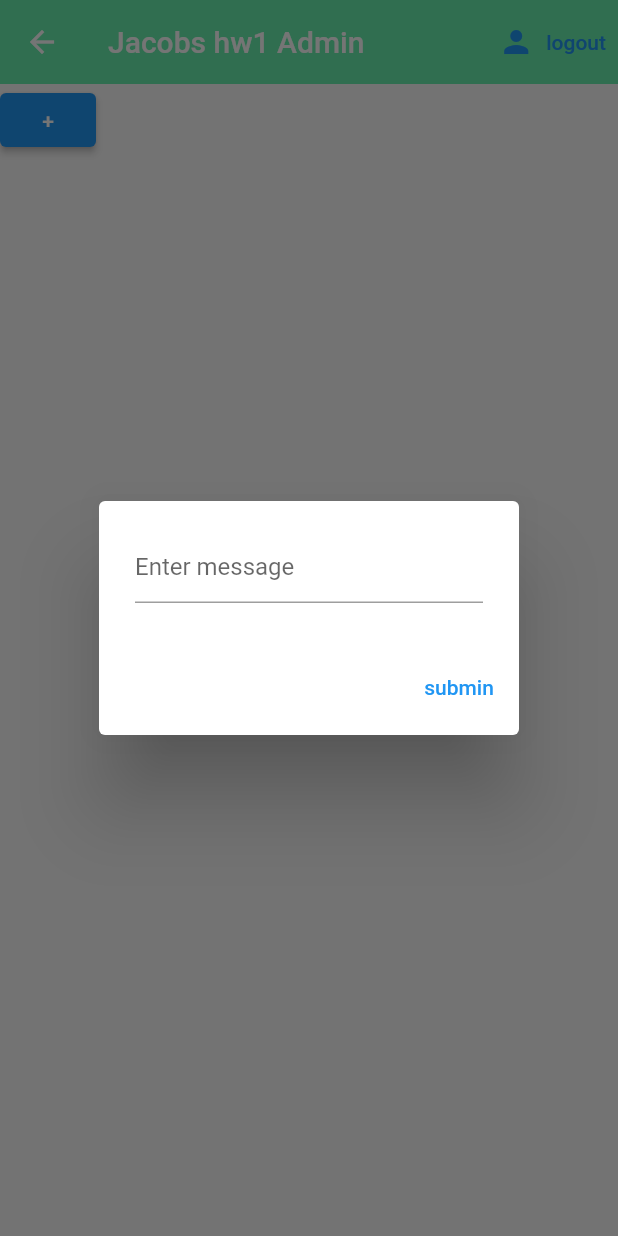
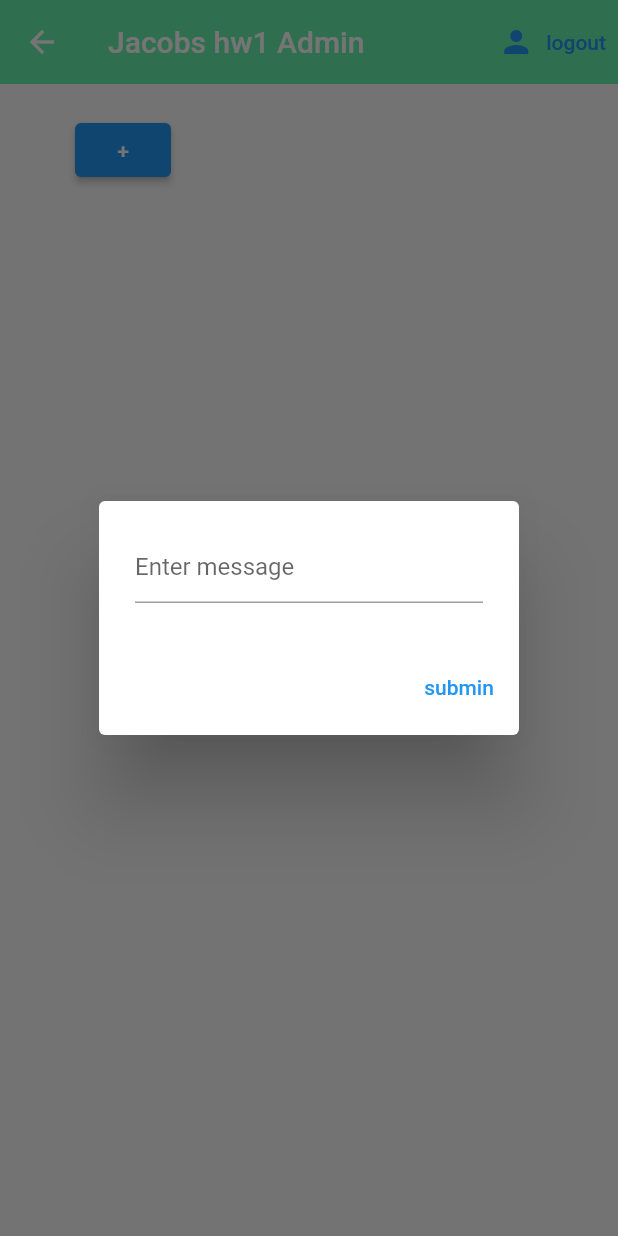
Before and after one commit to jmw11x/MobileApp, a Flutter app: the Admin screen opened directly, after a tap on an icon or button, on a phone screen of 412 x 824 dp. Run offline on Flutter 3.47's test engine with Material 2 defaults, Android fonts, the phone set to English and light mode, and no system bars; our stand-ins replace cloud_firestore, firebase_auth; missing offline and left inert: flutter_facebook_login; accounts and stored records are empty.

Commit message:
final patch

```diff
--- a/jwilson177hw1/lib/screens/home/admin.dart
+++ b/jwilson177hw1/lib/screens/home/admin.dart
@@ -75,6 +75,7 @@ class _AdminState extends State<Admin> {
         body: Column(
           children: [
             SingleChildScrollView(
+              padding: EdgeInsets.symmetric(vertical: 20.0, horizontal: 50.0),
               child: ElevatedButton(
                   child: Text('+'),
                   onPressed: () async {
@@ -82,7 +83,7 @@ class _AdminState extends State<Admin> {
                     db.addAdminMessage(message);
                   }),
             ),
-            Container(
+            SingleChildScrollView(
               child: Text(msg),
             )
           ],
--- a/jwilson177hw1/lib/screens/home/home.dart
+++ b/jwilson177hw1/lib/screens/home/home.dart
@@ -14,10 +14,11 @@ class Home extends StatefulWidget {
 class _HomeState extends State<Home> {
   final AuthService _auth = AuthService();
   AdminAlert db = new AdminAlert();
+  String msg = '';
   @override
   Widget build(BuildContext context) {
     Future<String> msgs = db.getMessagesAsString();
-    String msg;
+
     msgs.then((value) => setState(() {
           msg = value;
         }));
@@ -37,8 +38,13 @@ class _HomeState extends State<Home> {
             ),
           ],
         ),
-        body: SingleChildScrollView(
-          child: Text(msg),
+        body: Column(
+          children: [
+            SingleChildScrollView(
+              padding: EdgeInsets.symmetric(vertical: 20.0, horizontal: 50.0),
+              child: Text(msg),
+            )
+          ],
         ));
   }
 }
--- a/jwilson177hw1/lib/services/adminalert.dart
+++ b/jwilson177hw1/lib/services/adminalert.dart
@@ -9,8 +9,8 @@ class AdminAlert {
     await messages.getDocuments().then((message) {
       message.documents.forEach((value) {
         if (value['message'] != null) {
-          print(value['message']);
-          msgs = msgs + (value['message']);
+          // print(value['message']);
+          msgs = msgs + (value['message']) + "\n";
         }
       });
     });
--- a/jwilson177hw1/lib/services/database.dart
+++ b/jwilson177hw1/lib/services/database.dart
@@ -1,4 +1,7 @@
 import 'package:cloud_firestore/cloud_firestore.dart';
+import 'package:firebase_auth/firebase_auth.dart';
+import 'package:flutter_facebook_login/flutter_facebook_login.dart';
+
 import 'package:flutter/material.dart';
 import 'package:jwilson177hw1/models/user.dart';
 
--- a/jwilson177hw1/pubspec.yaml
+++ b/jwilson177hw1/pubspec.yaml
@@ -35,6 +35,8 @@ dependencies:
   intl: ^0.16.1
   shared_preferences: ^2.0.6
   flutter_native_splash: ^0.2.8
+  flutter_facebook_login: ^3.0.0
+
 
 flutter_native_splash:
   color: 'ffffff'
```
Also changed, not shown: jwilson177hw1/lib/screens/authenticate/sign_in.dart (+13 -2 lines), jwilson177hw1/pubspec.lock.
